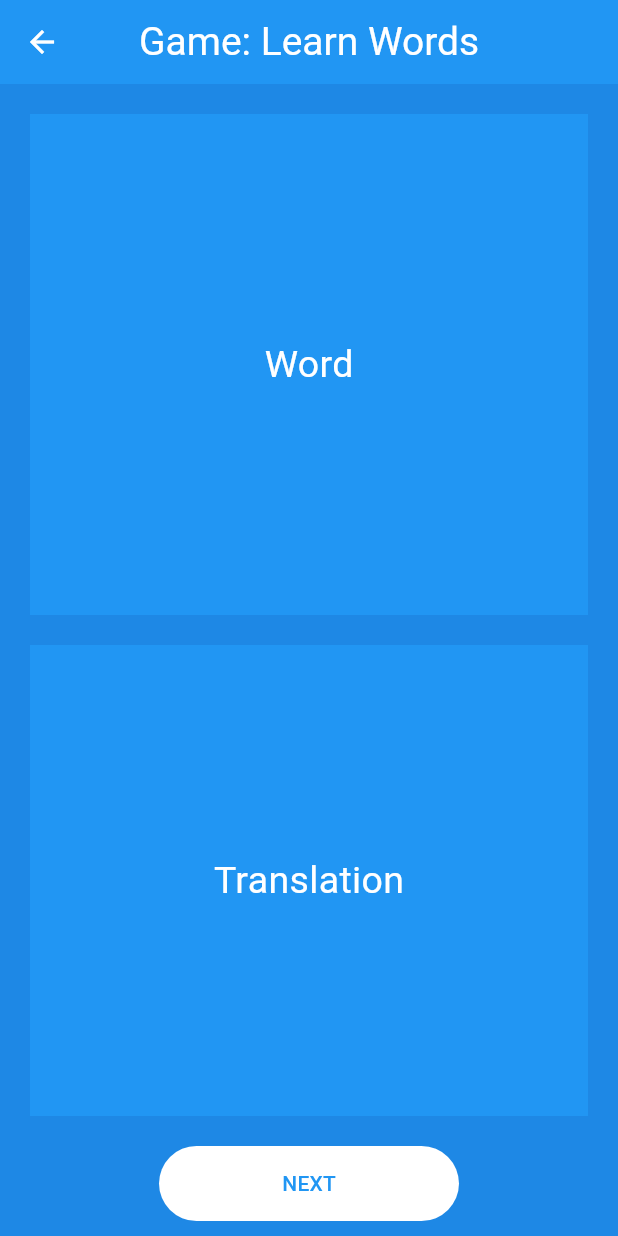
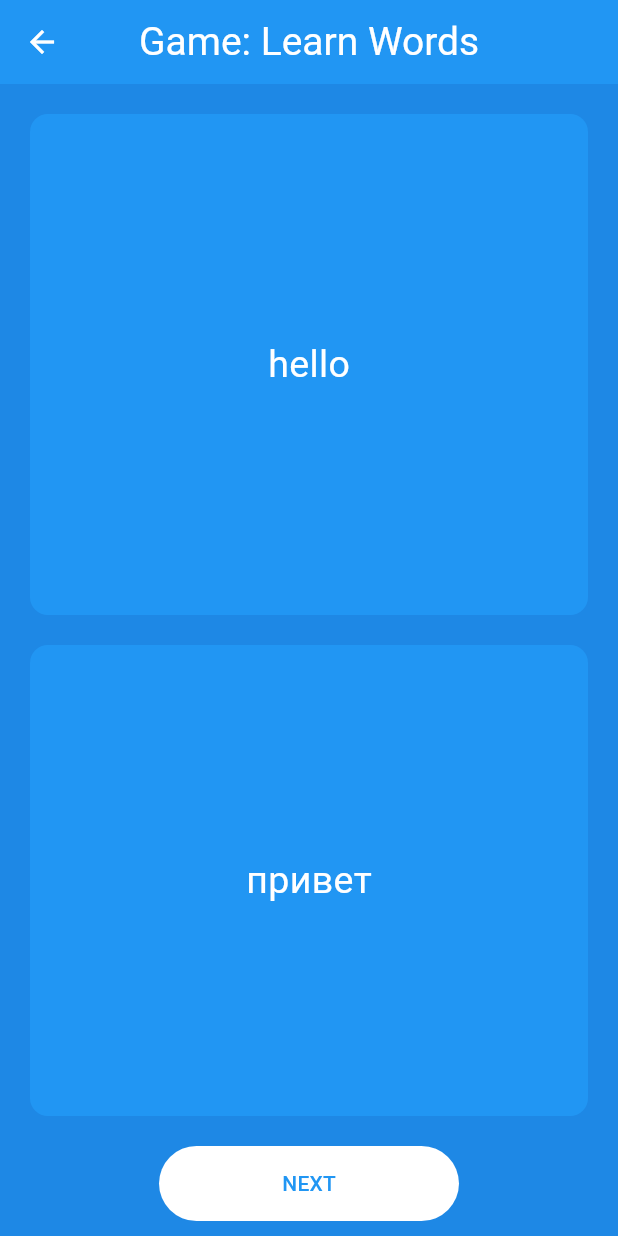
Before and after one commit to faridun-dev/guess_word_app, a Flutter app: the screen it shows after launch, after a tap on "Learn Words 👨🏻‍🎓", on a phone screen of 412 x 824 dp. Run offline on Flutter 3.47's test engine with Material 3 defaults, Android fonts, the light colour scheme and no system bars; our stand-ins replace hive_flutter; accounts and stored records are empty.

Commit message:
Create DB of words

```diff
--- a/lib/components/game_card.dart
+++ b/lib/components/game_card.dart
@@ -1,5 +1,6 @@
 import 'package:flutter/material.dart';
 
+// ignore: must_be_immutable
 class GameCard extends StatelessWidget {
   String title;
   Function()? onTap;
--- /dev/null
+++ b/lib/database/db.dart
@@ -0,0 +1,17 @@
+import 'package:hive_flutter/adapters.dart';
+
+class DataBase {
+  var box = Hive.box("dataBase");
+  final Map<String, List<dynamic>> lesson_1 = {
+    "hello": ["привет", 0],
+    "bye": ["пока", 0],
+  };
+
+  void storeLesson() {
+    box.put("lesson_1", lesson_1);
+  }
+
+  Map<String, List<dynamic>>? retrieveData() {
+    return box.get("lesson_1");
+  }
+}
--- a/lib/main.dart
+++ b/lib/main.dart
@@ -1,7 +1,11 @@
 import 'package:flutter/material.dart';
 import 'package:guess_word_app/pages/home_page.dart';
+import 'package:hive_flutter/adapters.dart';
 
-void main() {
+void main() async {
+  WidgetsFlutterBinding.ensureInitialized();
+  await Hive.initFlutter();
+  await Hive.openBox("dataBase");
   runApp(const MainApp());
 }
 
--- a/lib/pages/learn_game.dart
+++ b/lib/pages/learn_game.dart
@@ -1,4 +1,5 @@
 import 'package:flutter/material.dart';
+import 'package:guess_word_app/database/db.dart';
 
 class LearnGame extends StatefulWidget {
   const LearnGame({super.key});
@@ -8,8 +9,17 @@ class LearnGame extends StatefulWidget {
 }
 
 class _LearnGameState extends State<LearnGame> {
+  final db = DataBase();
+
+  @override
+  void initState() {
+    super.initState();
+    db.storeLesson();
+  }
+
   @override
   Widget build(BuildContext context) {
+    final data = db.retrieveData();
     return Scaffold(
       backgroundColor: Colors.blue[600],
       appBar: AppBar(
@@ -33,13 +43,14 @@ class _LearnGameState extends State<LearnGame> {
                 right: 20,
               ),
               child: Container(
-                decoration: const BoxDecoration(
+                decoration: BoxDecoration(
                   color: Colors.blue,
+                  borderRadius: BorderRadius.circular(12),
                 ),
-                child: const Center(
+                child: Center(
                   child: Text(
-                    "Word",
-                    style: TextStyle(
+                    data!.keys.elementAt(0),
+                    style: const TextStyle(
                       fontSize: 25,
                       color: Colors.white,
                     ),
@@ -57,13 +68,14 @@ class _LearnGameState extends State<LearnGame> {
                 bottom: 20,
               ),
               child: Container(
-                decoration: const BoxDecoration(
+                decoration: BoxDecoration(
                   color: Colors.blue,
+                  borderRadius: BorderRadius.circular(12),
                 ),
-                child: const Center(
+                child: Center(
                   child: Text(
-                    "Translation",
-                    style: TextStyle(
+                    data["hello"]![0],
+                    style: const TextStyle(
                       fontSize: 25,
                       color: Colors.white,
                     ),
--- a/pubspec.yaml
+++ b/pubspec.yaml
@@ -9,6 +9,7 @@ environment:
 dependencies:
   flutter:
     sdk: flutter
+  hive_flutter: ^1.1.0
 
 dev_dependencies:
   flutter_test:
```
Also changed, not shown: pubspec.lock, 1 other file.
